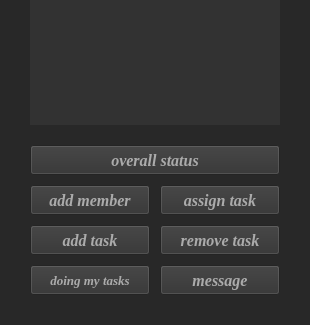
The window that project_management/project_window_1.ui (AP-projects-4001/hamidreza-ataei) describes before a commit, drawn with Qt 5; both pictures show x 0 to 310 and y 155 to 480 of the 310 by 480 pixel window.
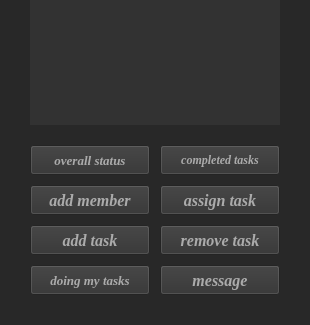
The same window after the commit.

Commit message: create other project management pages

What changed in the file:
```diff
--- a/project_management/project_window_1.ui
+++ b/project_management/project_window_1.ui
@@ -223,14 +223,14 @@
      <rect>
       <x>30</x>
       <y>300</y>
-      <width>250</width>
+      <width>120</width>
       <height>30</height>
      </rect>
     </property>
     <property name="font">
      <font>
       <family>Georgia</family>
-      <pointsize>12</pointsize>
+      <pointsize>10</pointsize>
       <weight>75</weight>
       <italic>true</italic>
       <bold>true</bold>
@@ -282,6 +282,38 @@
      <string>doing my tasks</string>
     </property>
    </widget>
+   <widget class="QPushButton" name="pushButton_9">
+    <property name="geometry">
+     <rect>
+      <x>160</x>
+      <y>300</y>
+      <width>120</width>
+      <height>30</height>
+     </rect>
+    </property>
+    <property name="font">
+     <font>
+      <family>Georgia</family>
+      <pointsize>9</pointsize>
+      <weight>75</weight>
+      <italic>true</italic>
+      <bold>true</bold>
+     </font>
+    </property>
+    <property name="cursor">
+     <cursorShape>PointingHandCursor</cursorShape>
+    </property>
+    <property name="toolTip">
+     <string>completed tasks</string>
+    </property>
+    <property name="styleSheet">
+     <string notr="true">color: rgb(171, 171, 171);
+background-color: rgb(50, 50, 50);</string>
+    </property>
+    <property name="text">
+     <string>completed tasks</string>
+    </property>
+   </widget>
   </widget>
   <widget class="QMenuBar" name="menubar">
    <property name="geometry">
```
The commit also changes 21 other files.
